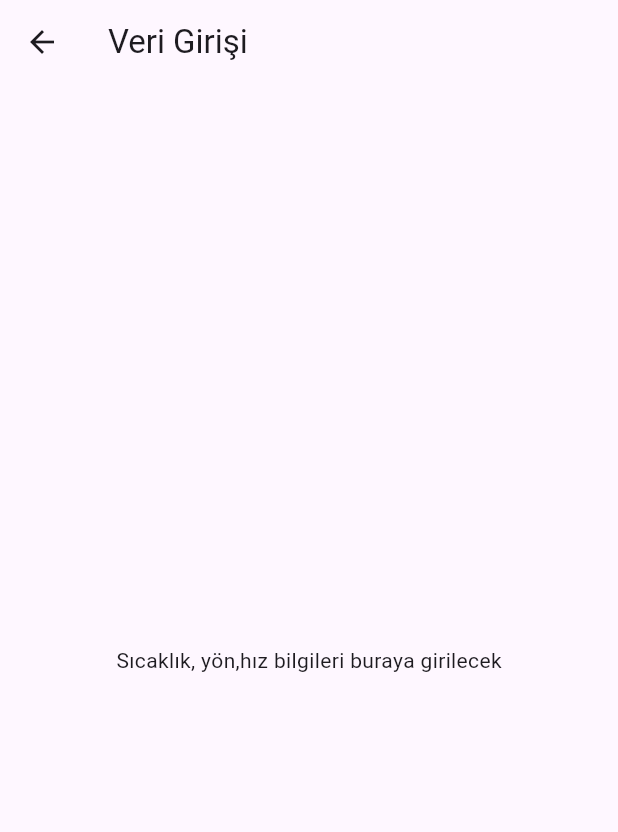
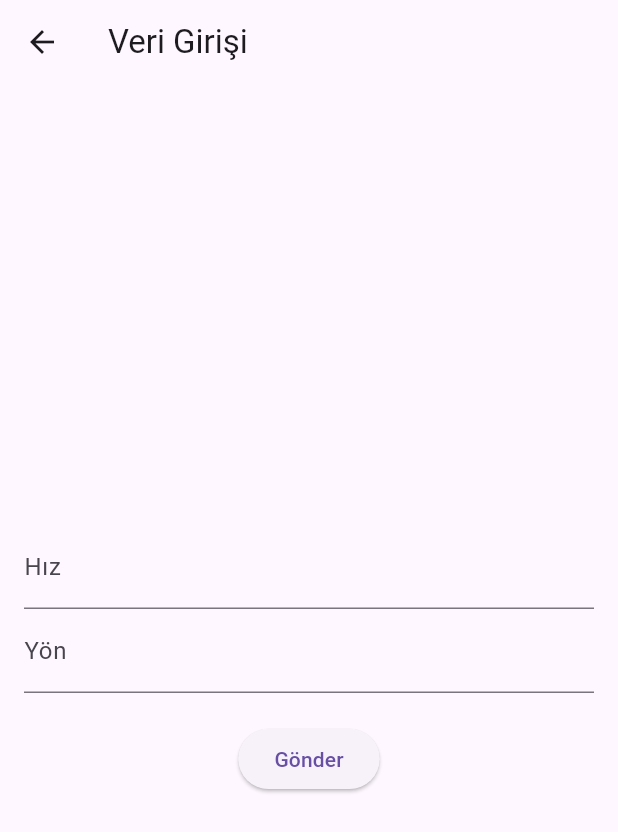
Before and after one commit to beyzasenturk/homojenizator, a Flutter app: the screen it shows after launch, after a tap on "Veri Girişi", on a phone screen of 412 x 824 dp. Shown: the top 832 px of the screen. Run offline on Flutter 3.47's test engine with Material 3 defaults, Android fonts, the phone set to English and light mode, and no system bars; our stand-ins replace flutter_bluetooth_serial.

Commit message:
Android izinleri düzeltildi, baglantı ve veri gönderimi eklendi

```diff
--- a/lib/main.dart
+++ b/lib/main.dart
@@ -6,7 +6,6 @@ import 'package:homojenizator/bluetooth.dart';
 void main() {
   runApp(const Homojenizator());
 }
-
 
 class Homojenizator extends StatelessWidget {
   const Homojenizator({super.key});
@@ -57,7 +56,7 @@ class HomePage extends StatelessWidget {
                 );
               },
               child: Container(
-                margin: const EdgeInsets.only(top:100),
+                margin: const EdgeInsets.only(top: 100),
                 padding: const EdgeInsets.all(16),
                 width: 250,
                 height: 175,
@@ -77,7 +76,7 @@ class HomePage extends StatelessWidget {
                     Row(
                       mainAxisAlignment: MainAxisAlignment.center,
                       children: [
-                        SizedBox(width: 8,height: 30),
+                        SizedBox(width: 8, height: 30),
                         Icon(
                           Icons.bluetooth,
                           color: Color(0xFFDCEDC8),
@@ -100,18 +99,18 @@ class HomePage extends StatelessWidget {
                       ),
                     ),
                   ],
-                 ),
                 ),
               ),
+            ),
             GestureDetector(
               onTap: () {
                 Navigator.push(
                   context,
-                  MaterialPageRoute(builder: (context) => const VeriGirisi()),
+                  MaterialPageRoute(builder: (context) => VeriGirisi(bluetoothConnection: BluetoothCls.connection)),
                 );
               },
               child: Container(
-                margin: const EdgeInsets.only(top:100),
+                margin: const EdgeInsets.only(top: 100),
                 padding: const EdgeInsets.all(16),
                 width: 250,
                 height: 175,
@@ -131,7 +130,7 @@ class HomePage extends StatelessWidget {
                     Row(
                       mainAxisAlignment: MainAxisAlignment.center,
                       children: [
-                        SizedBox(width: 8,height: 30),
+                        SizedBox(width: 8, height: 30),
                         Icon(
                           Icons.account_tree_outlined,
                           color: Color(0xFFDCEDC8),
@@ -159,7 +158,7 @@ class HomePage extends StatelessWidget {
             ),
           ],
         ),
-      )
+      ),
     );
   }
 }
--- a/lib/verigirisi.dart
+++ b/lib/verigirisi.dart
@@ -1,14 +1,48 @@
 import 'package:flutter/material.dart';
-
+import 'package:flutter_bluetooth_serial/flutter_bluetooth_serial.dart';
+import 'dart:convert';
+import 'dart:typed_data';
 
 class VeriGirisi extends StatelessWidget {
-  const VeriGirisi({super.key});
+  final BluetoothConnection? bluetoothConnection;
+
+  const VeriGirisi({Key? key, this.bluetoothConnection}) : super(key: key);
 
   @override
   Widget build(BuildContext context) {
+    final TextEditingController hizController = TextEditingController();
+    final TextEditingController yonController = TextEditingController();
+
     return Scaffold(
       appBar: AppBar(title: const Text('Veri Girişi')),
-      body: const Center(child: Text('Sıcaklık, yön,hız bilgileri buraya girilecek')),
+      body: Padding(
+        padding: const EdgeInsets.all(16.0),
+        child: Column(
+          mainAxisAlignment: MainAxisAlignment.center,
+          children: [
+            TextField(
+              controller: hizController,
+              decoration: const InputDecoration(labelText: 'Hız'),
+            ),
+            TextField(
+              controller: yonController,
+              decoration: const InputDecoration(labelText: 'Yön'),
+            ),
+            const SizedBox(height: 20),
+            ElevatedButton(
+              onPressed: () {
+                String hiz = hizController.text;
+                String yon = yonController.text;
+
+                if (bluetoothConnection != null && bluetoothConnection!.isConnected) {
+                  bluetoothConnection!.output.add(Uint8List.fromList(utf8.encode('$hiz,$yon\n')));
+                }
+              },
+              child: const Text('Gönder'),
+            ),
+          ],
+        ),
+      ),
     );
   }
 }
--- a/pubspec.yaml
+++ b/pubspec.yaml
@@ -19,7 +19,7 @@ publish_to: 'none' # Remove this line if you wish to publish to pub.dev
 version: 1.0.0+1
 
 environment:
-  sdk: '>=3.3.4 <4.0.0'
+  sdk: '>=3.2.4 <4.0.0'
 
 # Dependencies specify other packages that your package needs in order to work.
 # To automatically upgrade your package dependencies to the latest versions
@@ -30,7 +30,7 @@ environment:
 dependencies:
   flutter:
     sdk: flutter
-  flutter_bluetooth_serial: ^0.4.0
+  flutter_bluetooth_serial:
 
 
   # The following adds the Cupertino Icons font to your application.
```
Also changed, not shown: lib/bluetooth.dart (+66 -2 lines), pubspec.lock, 3 other files.
